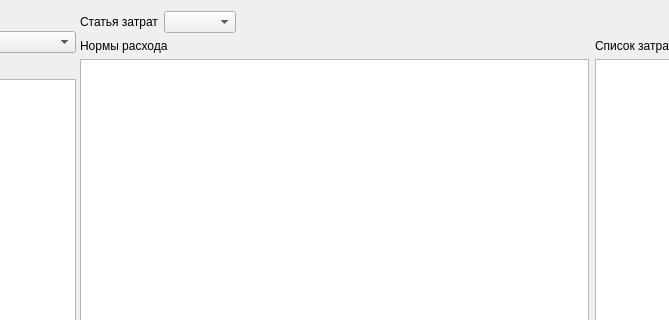
The window that formnorm.ui (Sergeyego/econom) describes before a commit, drawn with Qt 5; both pictures show x 194 to 863 and y 0 to 320 of the 1000 by 700 pixel window.
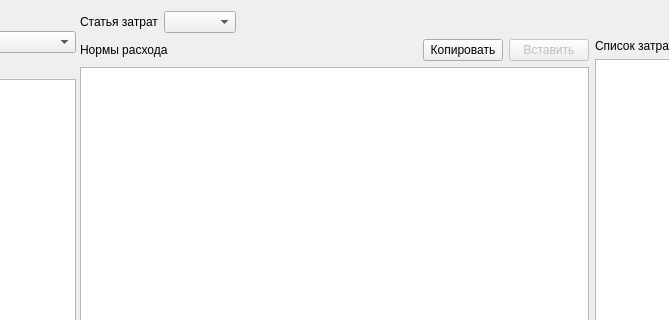
The same window after the commit. Custom widgets are drawn as their Qt base class.

Commit message: copy paste norm, view cost

Patch:
```diff
--- a/formnorm.ui
+++ b/formnorm.ui
@@ -19,7 +19,7 @@
      <property name="orientation">
       <enum>Qt::Horizontal</enum>
      </property>
-     <widget class="QWidget" name="">
+     <widget class="QWidget" name="layoutWidget">
       <layout class="QVBoxLayout" name="verticalLayout_2">
        <item>
         <widget class="QLabel" name="label">
@@ -47,7 +47,7 @@
        </item>
       </layout>
      </widget>
-     <widget class="QWidget" name="">
+     <widget class="QWidget" name="layoutWidget">
       <layout class="QVBoxLayout" name="verticalLayout_4">
        <item>
         <layout class="QHBoxLayout" name="horizontalLayout">
@@ -81,11 +81,45 @@
          <item>
           <layout class="QVBoxLayout" name="verticalLayout_3">
            <item>
+            <layout class="QHBoxLayout" name="horizontalLayout_3">
+             <item>
             <widget class="QLabel" name="label_4">
              <property name="text">
               <string>Нормы расхода</string>
              </property>
             </widget>
+             </item>
+             <item>
+              <spacer name="horizontalSpacer_2">
+               <property name="orientation">
+                <enum>Qt::Horizontal</enum>
+               </property>
+               <property name="sizeHint" stdset="0">
+                <size>
+                 <width>40</width>
+                 <height>20</height>
+                </size>
+               </property>
+              </spacer>
+             </item>
+             <item>
+              <widget class="QPushButton" name="pushButtonCopy">
+               <property name="text">
+                <string>Копировать</string>
+               </property>
+              </widget>
+             </item>
+             <item>
+              <widget class="QPushButton" name="pushButtonPaste">
+               <property name="enabled">
+                <bool>false</bool>
+               </property>
+               <property name="text">
+                <string>Вставить</string>
+               </property>
+              </widget>
+             </item>
+            </layout>
            </item>
            <item>
             <widget class="DbViewer" name="tableViewNorm">
```
Lines whose indentation alone changed are shown as unchanged. The commit also changes 12 other files.
